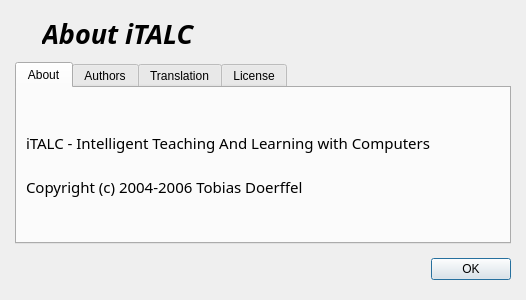
veyon/veyon, file ima/dialogs/about.ui: the form before one commit.
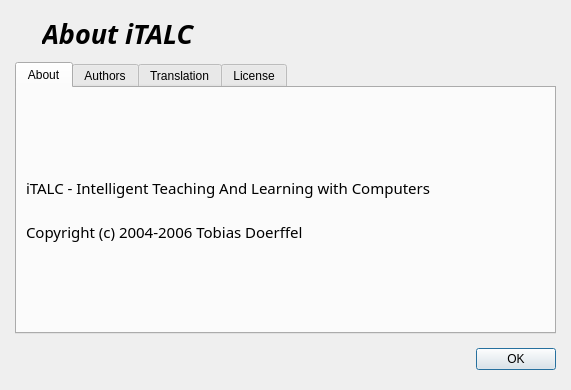
The form after the commit. Icons and pictures are not drawn.

```diff
--- a/ima/dialogs/about.ui
+++ b/ima/dialogs/about.ui
@@ -5,8 +5,8 @@
    <rect>
     <x>0</x>
     <y>0</y>
-    <width>526</width>
-    <height>300</height>
+    <width>571</width>
+    <height>390</height>
    </rect>
   </property>
   <property name="windowTitle" >
```
